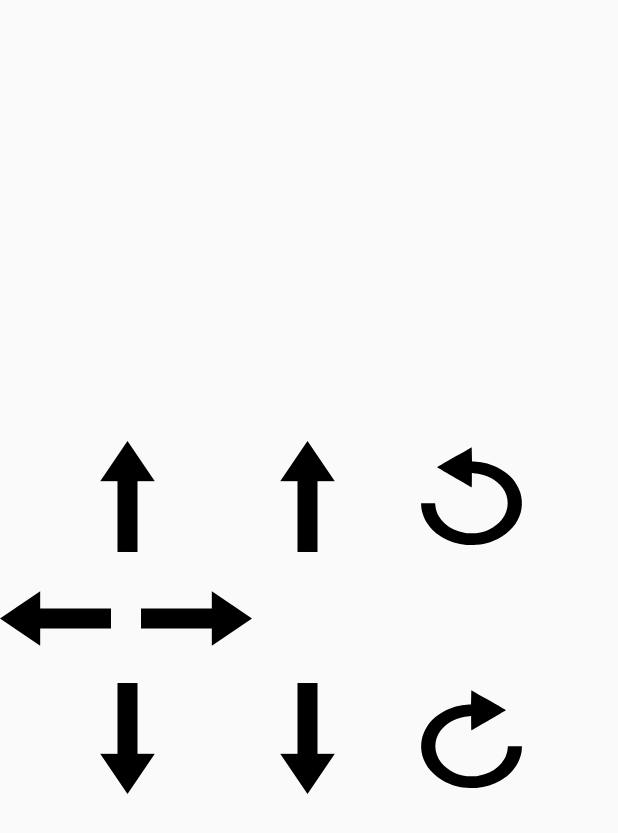
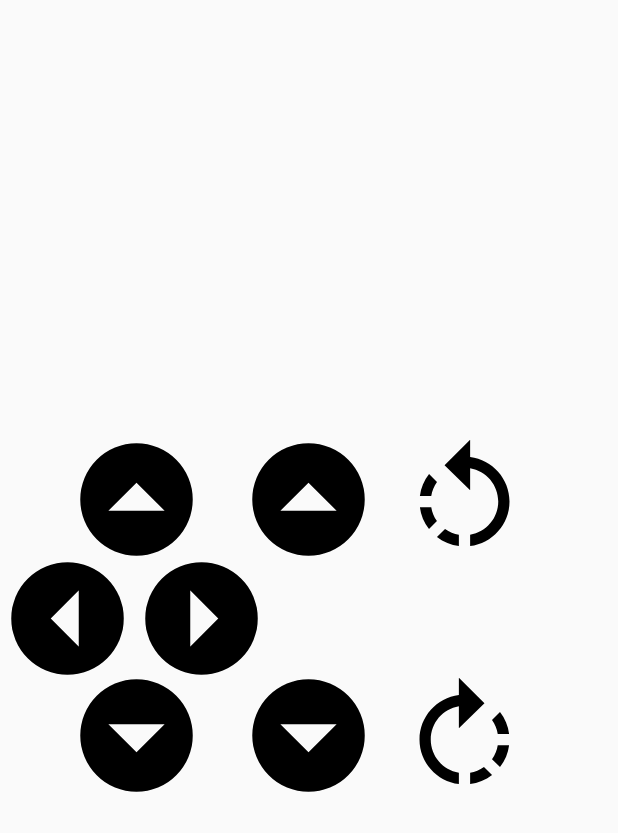
Before and after one commit to g-hadley/Drone-Controller, an Android app: the layout activity_main.xml on its own in the app's theme, with its tools: preview values and no code run, on a phone screen of 412 x 824 dp. Shown: the top 833 px of the screen. Run offline under Robolectric (Android 15) with nearby library versions, the phone set to English and light mode, and no system bars.

Commit message:
Updated control pad to material theme.

```diff
--- a/app/src/main/res/drawable/arrow.xml
+++ /dev/null
@@ -1,9 +0,0 @@
-<vector xmlns:android="http://schemas.android.com/apk/res/android"
-    android:width="903.9dp"
-    android:height="903.9dp"
-    android:viewportWidth="903.9"
-    android:viewportHeight="903.9">
-  <path
-      android:fillColor="#FF000000"
-      android:pathData="M0,451.95l327.2,229.401l0,-144.602l576.499,0.5l0.201,-169.999l-576.7,-0.5l0,-144.2z"/>
-</vector>
--- /dev/null
+++ b/app/src/main/res/drawable/ic_arrow_circle.xml
@@ -0,0 +1,9 @@
+<vector xmlns:android="http://schemas.android.com/apk/res/android"
+    android:width="24dp"
+    android:height="24dp"
+    android:viewportWidth="24"
+    android:viewportHeight="24">
+  <path
+      android:fillColor="#FF000000"
+      android:pathData="M12,22A10,10 0,0 1,2 12A10,10 0,0 1,12 2A10,10 0,0 1,22 12A10,10 0,0 1,12 22M17,14L12,9L7,14H17Z"/>
+</vector>
--- a/app/src/main/res/drawable/ic_rotate.xml
+++ /dev/null
@@ -1,10 +0,0 @@
-<vector xmlns:android="http://schemas.android.com/apk/res/android"
-    android:width="880dp"
-    android:height="1060dp"
-    android:viewportWidth="880"
-    android:viewportHeight="1060">
-  <path
-      android:pathData="M401,68.3c-22.3,15.4 -59.4,41 -82.5,57 -97.6,67.5 -150.5,105 -150.5,106.7 0,0.8 22.8,17 99.5,70.5 50.8,35.5 170.6,118.5 172.6,119.5 1.4,0.8 1.7,-0.3 2.3,-9.7 0.3,-5.8 0.6,-36.4 0.6,-68l0,-57.3 2.3,0.4c1.2,0.3 6.5,0.8 11.7,1.1 95.2,6.1 182.1,59.4 230.3,141.3 26.7,45.3 39.7,93 39.7,145.4 0,56.4 -16.2,110 -47.4,157.8 -22.8,34.8 -60.4,70 -98.9,92.5 -25.8,15 -64.4,28.9 -92,32.9 -27,4 -73.9,4 -97.1,-0 -30.3,-5.2 -64.8,-17.5 -91.5,-32.5 -53.3,-30.2 -93.2,-72.5 -119.2,-126.4 -16.5,-34.2 -23.7,-61.5 -27.7,-105l-1.7,-19 -55.5,-0 -55.5,-0 0.3,16.5c1,70.3 28.7,151.6 72.6,214 24.3,34.5 60.5,70.5 96.1,95.6 56.4,39.8 120.2,63.6 191.5,71.6 17.1,1.9 63,1.6 81,-0.5 37.4,-4.5 68.5,-11.8 98.8,-23.2 17.7,-6.7 52.8,-23.9 67.2,-33 45.5,-28.7 88.1,-68.8 118.9,-112 60.5,-84.7 84.4,-191.1 67,-297 -6,-36.3 -18.8,-75.4 -36,-109.6 -20.1,-40.3 -42.7,-71.8 -74.4,-103.5 -25.9,-26 -48.1,-43.6 -77.5,-61.3 -35.1,-21.1 -70.5,-35.7 -110.5,-45.6 -26.6,-6.6 -48.9,-9.8 -77.5,-11.3l-13.5,-0.7 -0.6,-13.5c-0.4,-7.4 -0.8,-27.5 -0.9,-44.5 -0.2,-17.1 -0.5,-41.4 -0.9,-54.1l-0.6,-23.1 -40.5,28z"
-      android:fillColor="#000000"
-      android:strokeColor="#00000000"/>
-</vector>
--- /dev/null
+++ b/app/src/main/res/drawable/ic_rotate_left.xml
@@ -0,0 +1,9 @@
+<vector xmlns:android="http://schemas.android.com/apk/res/android"
+    android:width="24dp"
+    android:height="24dp"
+    android:viewportWidth="24"
+    android:viewportHeight="24">
+  <path
+      android:fillColor="#FF000000"
+      android:pathData="M13,4.07V1L8.45,5.55L13,10V6.09C15.84,6.57 18,9.03 18,12C18,14.97 15.84,17.43 13,17.91V19.93C16.95,19.44 20,16.08 20,12C20,7.92 16.95,4.56 13,4.07M7.1,18.32C8.26,19.22 9.61,19.76 11,19.93V17.9C10.13,17.75 9.29,17.41 8.54,16.87L7.1,18.32M6.09,13H4.07C4.24,14.39 4.79,15.73 5.69,16.89L7.1,15.47C6.58,14.72 6.23,13.88 6.09,13M7.11,8.53L5.7,7.11C4.8,8.27 4.24,9.61 4.07,11H6.09C6.23,10.13 6.58,9.28 7.11,8.53Z"/>
+</vector>
--- /dev/null
+++ b/app/src/main/res/drawable/ic_rotate_right.xml
@@ -0,0 +1,9 @@
+<vector xmlns:android="http://schemas.android.com/apk/res/android"
+    android:width="24dp"
+    android:height="24dp"
+    android:viewportWidth="24"
+    android:viewportHeight="24">
+  <path
+      android:fillColor="#FF000000"
+      android:pathData="M16.89,15.5L18.31,16.89C19.21,15.73 19.76,14.39 19.93,13H17.91C17.77,13.87 17.43,14.72 16.89,15.5M13,17.9V19.92C14.39,19.75 15.74,19.21 16.9,18.31L15.46,16.87C14.71,17.41 13.87,17.76 13,17.9M19.93,11C19.76,9.61 19.21,8.27 18.31,7.11L16.89,8.53C17.43,9.28 17.77,10.13 17.91,11M15.55,5.55L11,1V4.07C7.06,4.56 4,7.92 4,12C4,16.08 7.05,19.44 11,19.93V17.91C8.16,17.43 6,14.97 6,12C6,9.03 8.16,6.57 11,6.09V10L15.55,5.55Z"/>
+</vector>
--- a/app/src/main/res/layout-land/activity_main.xml
+++ b/app/src/main/res/layout-land/activity_main.xml
@@ -10,13 +10,12 @@
     <Button
         android:id="@+id/forward_button"
         style="?android:attr/borderlessButtonStyle"
-        android:layout_width="74dp"
-        android:layout_height="71dp"
-        android:background="@drawable/arrow"
-        android:rotation="90"
+        android:layout_width="90dp"
+        android:layout_height="90dp"
+        android:background="@drawable/ic_arrow_circle"
         app:layout_constraintBottom_toBottomOf="parent"
         app:layout_constraintEnd_toEndOf="parent"
-        app:layout_constraintHorizontal_bias="0.141"
+        app:layout_constraintHorizontal_bias="0.199"
         app:layout_constraintStart_toStartOf="parent"
         app:layout_constraintTop_toTopOf="parent"
         app:layout_constraintVertical_bias="0.291" />
@@ -24,13 +23,12 @@
     <Button
         android:id="@+id/up_button"
         style="?android:attr/borderlessButtonStyle"
-        android:layout_width="74dp"
-        android:layout_height="71dp"
-        android:background="@drawable/arrow"
-        android:rotation="90"
+        android:layout_width="90dp"
+        android:layout_height="90dp"
+        android:background="@drawable/ic_arrow_circle"
         app:layout_constraintBottom_toBottomOf="parent"
         app:layout_constraintEnd_toEndOf="parent"
-        app:layout_constraintHorizontal_bias="0.499"
+        app:layout_constraintHorizontal_bias="0.605"
         app:layout_constraintStart_toStartOf="parent"
         app:layout_constraintTop_toTopOf="parent"
         app:layout_constraintVertical_bias="0.291" />
@@ -38,66 +36,66 @@
     <Button
         android:id="@+id/down_button"
         style="?android:attr/borderlessButtonStyle"
-        android:layout_width="74dp"
-        android:layout_height="71dp"
-        android:background="@drawable/arrow"
-        android:rotation="270"
+        android:layout_width="90dp"
+        android:layout_height="90dp"
+        android:background="@drawable/ic_arrow_circle"
+        android:rotation="180"
         app:layout_constraintBottom_toBottomOf="parent"
         app:layout_constraintEnd_toEndOf="parent"
-        app:layout_constraintHorizontal_bias="0.499"
+        app:layout_constraintHorizontal_bias="0.605"
         app:layout_constraintStart_toStartOf="parent"
         app:layout_constraintTop_toTopOf="parent"
-        app:layout_constraintVertical_bias="0.708" />
+        app:layout_constraintVertical_bias="0.7" />
 
     <Button
         android:id="@+id/backward_button"
         style="?android:attr/borderlessButtonStyle"
-        android:layout_width="74dp"
-        android:layout_height="71dp"
-        android:background="@drawable/arrow"
-        android:rotation="270"
+        android:layout_width="90dp"
+        android:layout_height="90dp"
+        android:background="@drawable/ic_arrow_circle"
+        android:rotation="180"
         app:layout_constraintBottom_toBottomOf="parent"
         app:layout_constraintEnd_toEndOf="parent"
-        app:layout_constraintHorizontal_bias="0.141"
+        app:layout_constraintHorizontal_bias="0.199"
         app:layout_constraintStart_toStartOf="parent"
         app:layout_constraintTop_toTopOf="parent"
-        app:layout_constraintVertical_bias="0.708" />
+        app:layout_constraintVertical_bias="0.7" />
 
     <Button
         android:id="@+id/right_button"
         style="?android:attr/borderlessButtonStyle"
-        android:layout_width="74dp"
-        android:layout_height="71dp"
-        android:background="@drawable/arrow"
-        android:rotation="180"
+        android:layout_width="90dp"
+        android:layout_height="90dp"
+        android:background="@drawable/ic_arrow_circle"
+        android:rotation="90"
         app:layout_constraintBottom_toBottomOf="parent"
         app:layout_constraintEnd_toEndOf="parent"
-        app:layout_constraintHorizontal_bias="0.254"
+        app:layout_constraintHorizontal_bias="0.312"
         app:layout_constraintStart_toStartOf="parent"
         app:layout_constraintTop_toTopOf="parent" />
 
     <Button
         android:id="@+id/left_button"
         style="?android:attr/borderlessButtonStyle"
-        android:layout_width="74dp"
-        android:layout_height="71dp"
-        android:background="@drawable/arrow"
-        android:rotation="0"
+        android:layout_width="90dp"
+        android:layout_height="90dp"
+        android:background="@drawable/ic_arrow_circle"
+        android:rotation="270"
         app:layout_constraintBottom_toBottomOf="parent"
         app:layout_constraintEnd_toEndOf="parent"
-        app:layout_constraintHorizontal_bias="0.024"
+        app:layout_constraintHorizontal_bias="0.086"
         app:layout_constraintStart_toStartOf="parent"
         app:layout_constraintTop_toTopOf="parent" />
 
     <Button
         android:id="@+id/left_rot_button"
         style="?android:attr/borderlessButtonStyle"
-        android:layout_width="74dp"
-        android:layout_height="74dp"
-        android:background="@drawable/ic_rotate"
+        android:layout_width="120dp"
+        android:layout_height="120dp"
+        android:background="@drawable/ic_rotate_left"
         app:layout_constraintBottom_toBottomOf="parent"
         app:layout_constraintEnd_toEndOf="parent"
-        app:layout_constraintHorizontal_bias="0.821"
+        app:layout_constraintHorizontal_bias="0.908"
         app:layout_constraintStart_toStartOf="parent"
         app:layout_constraintTop_toTopOf="parent"
         app:layout_constraintVertical_bias="0.293" />
@@ -105,13 +103,12 @@
     <Button
         android:id="@+id/right_rot_button"
         style="?android:attr/borderlessButtonStyle"
-        android:layout_width="74dp"
-        android:layout_height="74dp"
-        android:background="@drawable/ic_rotate"
-        android:scaleX="-1"
+        android:layout_width="120dp"
+        android:layout_height="120dp"
+        android:background="@drawable/ic_rotate_right"
         app:layout_constraintBottom_toBottomOf="parent"
         app:layout_constraintEnd_toEndOf="parent"
-        app:layout_constraintHorizontal_bias="0.821"
+        app:layout_constraintHorizontal_bias="0.908"
         app:layout_constraintStart_toStartOf="parent"
         app:layout_constraintTop_toTopOf="parent"
         app:layout_constraintVertical_bias="0.706" />
--- a/app/src/main/res/layout/activity_main.xml
+++ b/app/src/main/res/layout/activity_main.xml
@@ -11,10 +11,10 @@
     <Button
         android:id="@+id/forward_button"
         style="?android:attr/borderlessButtonStyle"
-        android:layout_width="74dp"
-        android:layout_height="71dp"
-        android:background="@drawable/arrow"
-        android:rotation="90"
+        android:layout_width="90dp"
+        android:layout_height="90dp"
+        android:background="@drawable/ic_arrow_circle"
+        android:rotation="0"
         app:layout_constraintBottom_toBottomOf="parent"
         app:layout_constraintEnd_toEndOf="parent"
         app:layout_constraintHorizontal_bias="0.142"
@@ -25,10 +25,10 @@
     <Button
         android:id="@+id/up_button"
         style="?android:attr/borderlessButtonStyle"
-        android:layout_width="74dp"
-        android:layout_height="71dp"
-        android:background="@drawable/arrow"
-        android:rotation="90"
+        android:layout_width="90dp"
+        android:layout_height="90dp"
+        android:background="@drawable/ic_arrow_circle"
+        android:rotation="0"
         app:layout_constraintBottom_toBottomOf="parent"
         app:layout_constraintEnd_toEndOf="parent"
         app:layout_constraintHorizontal_bias="0.498"
@@ -39,10 +39,10 @@
     <Button
         android:id="@+id/down_button"
         style="?android:attr/borderlessButtonStyle"
-        android:layout_width="74dp"
-        android:layout_height="71dp"
-        android:background="@drawable/arrow"
-        android:rotation="270"
+        android:layout_width="90dp"
+        android:layout_height="90dp"
+        android:background="@drawable/ic_arrow_circle"
+        android:rotation="180"
         app:layout_constraintBottom_toBottomOf="parent"
         app:layout_constraintEnd_toEndOf="parent"
         app:layout_constraintHorizontal_bias="0.498"
@@ -53,10 +53,10 @@
     <Button
         android:id="@+id/backward_button"
         style="?android:attr/borderlessButtonStyle"
-        android:layout_width="74dp"
-        android:layout_height="71dp"
-        android:background="@drawable/arrow"
-        android:rotation="270"
+        android:layout_width="90dp"
+        android:layout_height="90dp"
+        android:background="@drawable/ic_arrow_circle"
+        android:rotation="180"
         app:layout_constraintBottom_toBottomOf="parent"
         app:layout_constraintEnd_toEndOf="parent"
         app:layout_constraintHorizontal_bias="0.142"
@@ -67,10 +67,10 @@
     <Button
         android:id="@+id/right_button"
         style="?android:attr/borderlessButtonStyle"
-        android:layout_width="74dp"
-        android:layout_height="71dp"
-        android:background="@drawable/arrow"
-        android:rotation="180"
+        android:layout_width="90dp"
+        android:layout_height="90dp"
+        android:background="@drawable/ic_arrow_circle"
+        android:rotation="90"
         app:layout_constraintBottom_toBottomOf="parent"
         app:layout_constraintEnd_toEndOf="parent"
         app:layout_constraintHorizontal_bias="0.278"
@@ -80,10 +80,10 @@
     <Button
         android:id="@+id/left_button"
         style="?android:attr/borderlessButtonStyle"
-        android:layout_width="74dp"
-        android:layout_height="71dp"
-        android:background="@drawable/arrow"
-        android:rotation="0"
+        android:layout_width="90dp"
+        android:layout_height="90dp"
+        android:background="@drawable/ic_arrow_circle"
+        android:rotation="270"
         app:layout_constraintBottom_toBottomOf="parent"
         app:layout_constraintEnd_toEndOf="parent"
         app:layout_constraintHorizontal_bias="0.0"
@@ -93,9 +93,9 @@
     <Button
         android:id="@+id/left_rot_button"
         style="?android:attr/borderlessButtonStyle"
-        android:layout_width="74dp"
-        android:layout_height="74dp"
-        android:background="@drawable/ic_rotate"
+        android:layout_width="90dp"
+        android:layout_height="90dp"
+        android:background="@drawable/ic_rotate_left"
         app:layout_constraintBottom_toBottomOf="parent"
         app:layout_constraintEnd_toEndOf="parent"
         app:layout_constraintHorizontal_bias="0.821"
@@ -106,10 +106,9 @@
     <Button
         android:id="@+id/right_rot_button"
         style="?android:attr/borderlessButtonStyle"
-        android:layout_width="74dp"
-        android:layout_height="74dp"
-        android:background="@drawable/ic_rotate"
-        android:scaleX="-1"
+        android:layout_width="90dp"
+        android:layout_height="90dp"
+        android:background="@drawable/ic_rotate_right"
         app:layout_constraintBottom_toBottomOf="parent"
         app:layout_constraintEnd_toEndOf="parent"
         app:layout_constraintHorizontal_bias="0.821"
```
